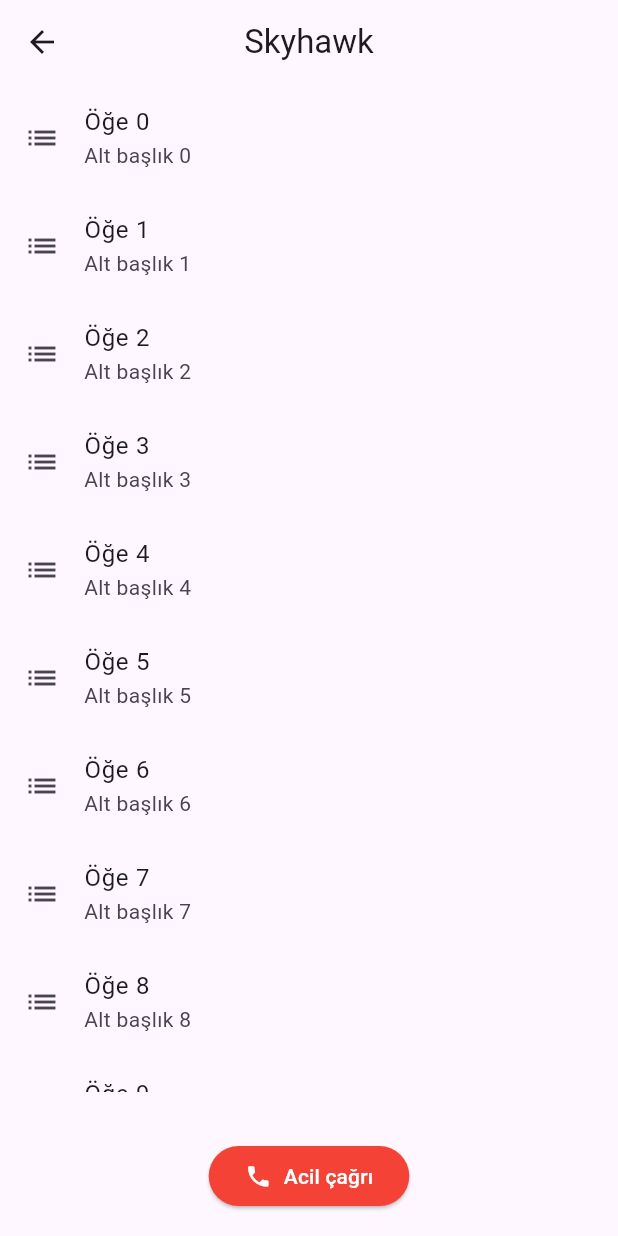
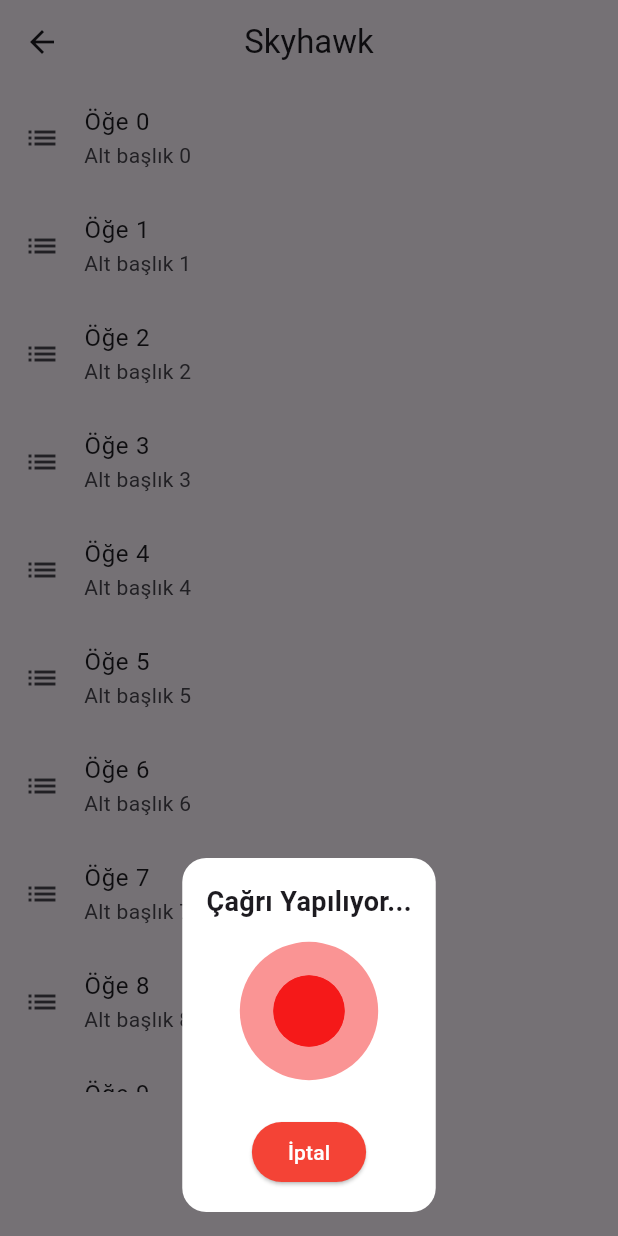
Before and after one commit to turkmenugur/skyhawk-iha-mobile, a Flutter app: the HomeView screen opened by its route, after a tap on "Acil çağrı", on a phone screen of 412 x 824 dp. Run offline on Flutter 3.47's test engine with Material 3 defaults, Android fonts, the phone set to English and light mode, and no system bars; our stand-ins replace flutter_map, latlong2, lottie.

Commit message:
FlutterMap and call animation added

```diff
--- /dev/null
+++ b/lib/service/call_helper.dart
@@ -0,0 +1,52 @@
+import 'package:flutter/material.dart';
+import 'package:lottie/lottie.dart';
+
+class CallHelper {
+  static void showCallPopup(BuildContext context) {
+    showModalBottomSheet(
+      context: context,
+      isScrollControlled: true,
+      backgroundColor: Colors.transparent,
+      builder: (BuildContext context) {
+        return _buildPopupDialog(context);
+      },
+    );
+  }
+
+  static Widget _buildPopupDialog(BuildContext context) {
+    return Container(
+      margin: EdgeInsets.all(16),
+      padding: EdgeInsets.all(16),
+      decoration: BoxDecoration(
+        color: Colors.white,
+        borderRadius: BorderRadius.circular(16),
+      ),
+      child: Column(
+        mainAxisSize: MainAxisSize.min,
+        children: [
+          Text(
+            'Çağrı Yapılıyor...',
+            style: TextStyle(fontSize: 18, fontWeight: FontWeight.bold),
+          ),
+          SizedBox(height: 10),
+          Lottie.asset(
+            'assets/animations/call_animation.json', // Lottie animasyon dosyasının yolu
+            width: 100,
+            height: 100,
+            fit: BoxFit.fill,
+          ),
+          SizedBox(height: 20),
+          ElevatedButton(
+            onPressed: () {
+              Navigator.pop(context);
+            },
+            style: ElevatedButton.styleFrom(
+              backgroundColor: Colors.red,
+            ),
+            child: Text('İptal', style: TextStyle(color: Colors.white),),
+          ),
+        ],
+      ),
+    );
+  }
+}
--- a/lib/view/home_view.dart
+++ b/lib/view/home_view.dart
@@ -1,9 +1,9 @@
 import 'package:flutter/material.dart';
 import 'package:skyhawk_iha/view/map_view.dart';
+import 'package:skyhawk_iha/service/call_helper.dart';
+
 
 class HomeView extends StatelessWidget {
-
-
   @override
   Widget build(BuildContext context) {
     return Scaffold(
@@ -51,7 +51,7 @@ class HomeView extends StatelessWidget {
           child: Center(
             child: ElevatedButton(
               onPressed: () {
-                // Butonun yapacağı işlemler
+                CallHelper.showCallPopup(context);
               },
               style: ElevatedButton.styleFrom(
                 backgroundColor: Colors.red,
--- a/pubspec.yaml
+++ b/pubspec.yaml
@@ -37,8 +37,9 @@ dependencies:
   cupertino_icons: ^1.0.6
   lottie: ^3.1.0
   flutter_polyline_points: ^2.0.0
-  google_maps_flutter: ^2.1.7
   flutter_svg: ^1.1.0
+  flutter_map: ^6.1.0
+  latlong2: ^0.9.1
 
 dev_dependencies:
   flutter_test:
@@ -65,6 +66,7 @@ flutter:
   # To add assets to your application, add an assets section, like this:
   assets:
     - assets/animations/login_page_animation.json
+    - assets/animations/call_animation.json
   #   - images/a_dot_ham.jpeg
 
   # An image asset can refer to one or more resolution-specific "variants", see
```
Also changed, not shown: assets/animations/call_animation.json (added, +1 -0 lines), lib/view/map_view.dart (+25 -19 lines), pubspec.lock, 1 other file.
